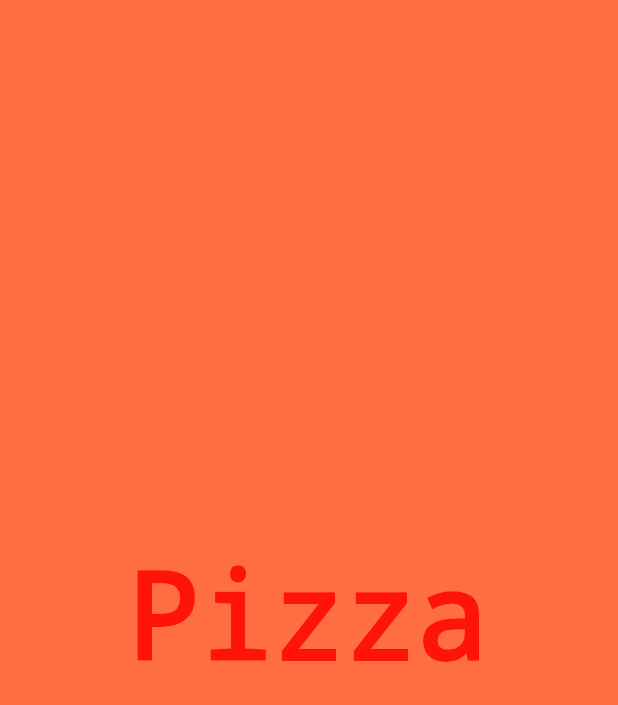
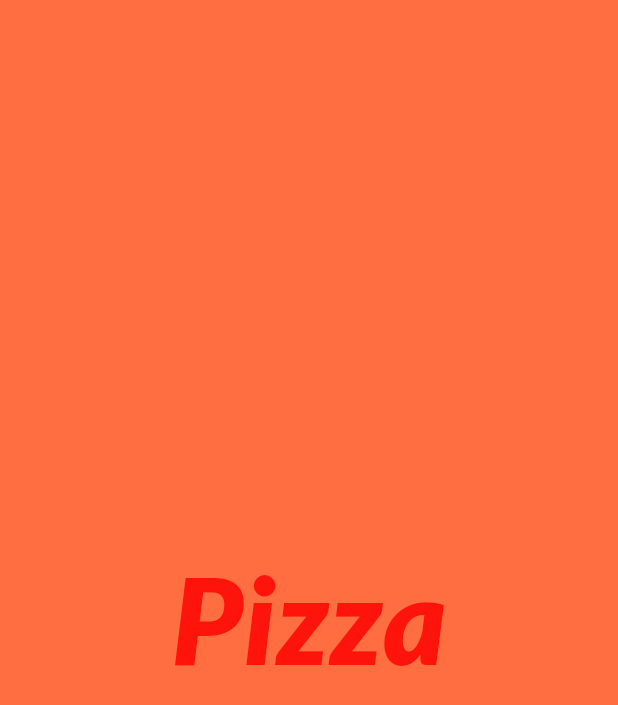
Before and after one commit to komangariana/flutter_ps, a Flutter app: the screen it shows after launch, on a phone screen of 412 x 824 dp. Shown: the top 705 px of the screen. Run offline on Flutter 3.47's test engine with Material 2 defaults, Android fonts, the phone set to English and light mode, and no system bars.

Commit message:
Add font family style.

```diff
--- a/lib/ui/home.dart
+++ b/lib/ui/home.dart
@@ -15,6 +15,9 @@ class Home extends StatelessWidget {
           style: TextStyle(
             fontSize: 80.0,
             decoration: TextDecoration.none,
+            fontFamily: 'Lato',
+            fontWeight: FontWeight.w900,
+            fontStyle: FontStyle.italic
           ),
         ),
       )
```
